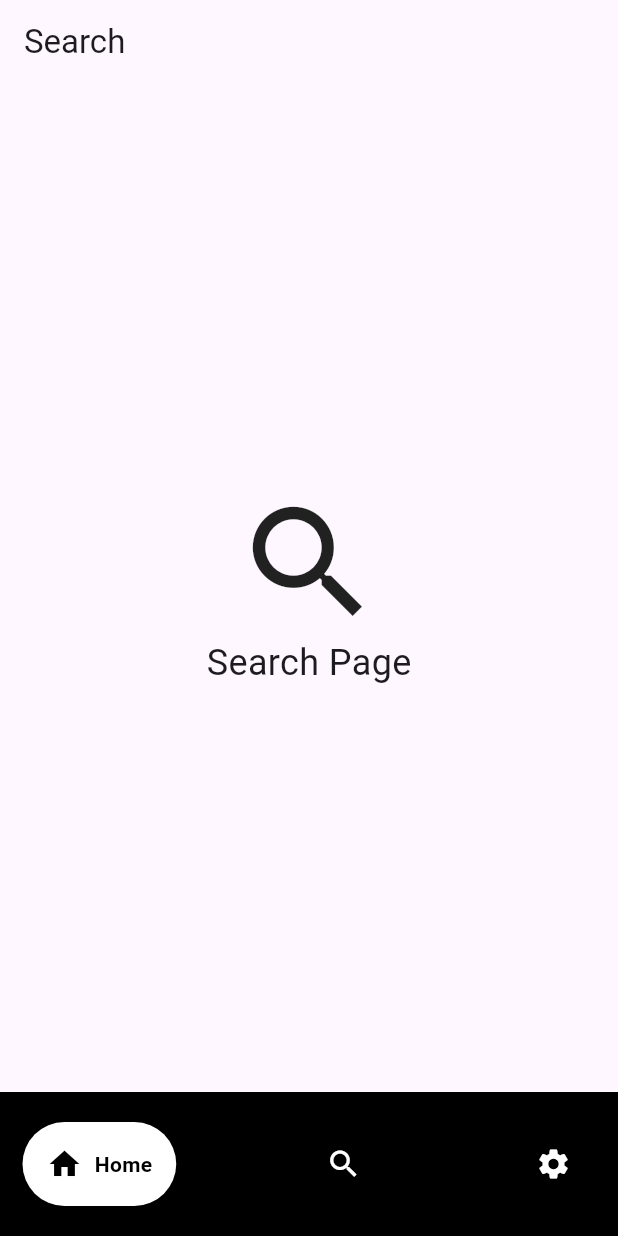
After one commit to velislav088/LostMost, a Flutter app: the SearchPage screen opened by its route, on a phone screen of 412 x 824 dp. The commit adds this screen. Run offline on Flutter 3.47's test engine with Material 3 defaults, Android fonts, the phone set to English and light mode, and no system bars; drawn by our look-alikes of google_nav_bar; our stand-ins replace go_router, supabase_flutter; accounts and stored records are empty; network calls fail.

Commit message:
Setup go_router + added home/search + more auth unit tests

```diff
--- /dev/null
+++ b/mobile/devtools_options.yaml
@@ -0,0 +1,3 @@
+description: This file stores settings for Dart & Flutter DevTools.
+documentation: https://docs.flutter.dev/tools/devtools/extensions#configure-extension-enablement-states
+extensions:
--- a/mobile/lib/auth/auth_service.dart
+++ b/mobile/lib/auth/auth_service.dart
@@ -18,6 +18,7 @@ class AuthService {
       password: password,
     );
   }
+  // FIXME: Authentication doesn't work on first try and the app needs a hot restart - after there's no problems.
 
   // Sign up with email and password
   Future<AuthResponse> signUpWithEmailPassword(
--- a/mobile/lib/main.dart
+++ b/mobile/lib/main.dart
@@ -1,6 +1,13 @@
 import 'package:flutter/material.dart';
 import 'package:mobile/auth/auth_gate.dart';
+import 'package:mobile/pages/home_page.dart';
+import 'package:mobile/pages/login_page.dart';
+import 'package:mobile/pages/profile_page.dart';
+import 'package:mobile/pages/register_page.dart';
+import 'package:mobile/pages/search_page.dart';
+import 'package:mobile/widgets/navigation_scaffold.dart';
 import 'package:supabase_flutter/supabase_flutter.dart';
+import 'package:go_router/go_router.dart';
 
 void main() async {
   // supabase setup
@@ -12,11 +19,57 @@ void main() async {
   runApp(MyApp());
 }
 
+final _router = GoRouter(
+  initialLocation: '/auth',
+  routes: [
+    // unauthorised pages
+    GoRoute(path: '/auth', builder: (context, state) => const AuthGate()),
+    GoRoute(path: '/login', builder: (context, state) => const LoginPage()),
+    GoRoute(
+      path: '/register',
+      builder: (context, state) => const RegisterPage(),
+    ),
+
+    // navbar routes
+    StatefulShellRoute.indexedStack(
+      builder: (context, state, navigationShell) =>
+          NavigationScaffold(navigationShell: navigationShell),
+      branches: [
+        StatefulShellBranch(
+          routes: [
+            GoRoute(
+              path: '/',
+              builder: (context, state) => const HomePage(),
+            ), // home page
+          ],
+        ),
+        StatefulShellBranch(
+          routes: [
+            GoRoute(
+              path: '/search',
+              builder: (context, state) => const SearchPage(), // search page
+            ),
+          ],
+        ),
+        StatefulShellBranch(
+          routes: [
+            GoRoute(
+              path: '/profile',
+              builder: (context, state) => const ProfilePage(), // profile page
+            ),
+          ],
+        ),
+      ],
+    ),
+  ],
+);
+
 class MyApp extends StatelessWidget {
   const MyApp({super.key});
 
   @override
   Widget build(BuildContext context) {
-    return MaterialApp(home: AuthGate());
+    // use go_router
+    return MaterialApp.router(routerConfig: _router);
   }
 }
--- /dev/null
+++ b/mobile/lib/pages/home_page.dart
@@ -0,0 +1,21 @@
+import 'package:flutter/material.dart';
+
+class HomePage extends StatelessWidget {
+  const HomePage({super.key});
+
+  @override
+  Widget build(BuildContext context) {
+    return Scaffold(
+      appBar: AppBar(title: const Text('Home')),
+      body: const Center(
+        child: Column(
+          mainAxisAlignment: MainAxisAlignment.center,
+          children: [
+            Icon(Icons.home, size: 100),
+            Text('Home Page', style: TextStyle(fontSize: 24)),
+          ],
+        ),
+      ),
+    );
+  }
+}
--- /dev/null
+++ b/mobile/lib/pages/search_page.dart
@@ -0,0 +1,21 @@
+import 'package:flutter/material.dart';
+
+class SearchPage extends StatelessWidget {
+  const SearchPage({super.key});
+
+  @override
+  Widget build(BuildContext context) {
+    return Scaffold(
+      appBar: AppBar(title: const Text('Search')),
+      body: const Center(
+        child: Column(
+          mainAxisAlignment: MainAxisAlignment.center,
+          children: [
+            Icon(Icons.search, size: 100),
+            Text('Search Page', style: TextStyle(fontSize: 24)),
+          ],
+        ),
+      ),
+    );
+  }
+}
--- /dev/null
+++ b/mobile/lib/widgets/navigation_scaffold.dart
@@ -0,0 +1,41 @@
+import 'package:flutter/material.dart';
+import 'package:go_router/go_router.dart';
+import 'package:google_nav_bar/google_nav_bar.dart';
+
+class NavigationScaffold extends StatelessWidget {
+  // Create StatefulNavigationShell settings to route the navbar properly.
+  final StatefulNavigationShell navigationShell;
+
+  const NavigationScaffold({super.key, required this.navigationShell});
+
+  // tab switch logic
+  void _onTabChange(BuildContext context, int index) => navigationShell
+      .goBranch(index, initialLocation: index == navigationShell.currentIndex);
+
+  @override
+  Widget build(BuildContext context) {
+    return Scaffold(
+      body: navigationShell,
+      bottomNavigationBar: Container(
+        color: Colors.black,
+        child: Padding(
+          padding: const EdgeInsets.symmetric(horizontal: 15, vertical: 20),
+          child: GNav(
+            backgroundColor: Colors.black,
+            color: Colors.white,
+            activeColor: Colors.black,
+            tabBackgroundColor: Colors.white,
+            gap: 8,
+            onTabChange: (index) => _onTabChange(context, index),
+            padding: EdgeInsets.all(16),
+            tabs: const [
+              GButton(icon: Icons.home, text: 'Home'),
+              GButton(icon: Icons.search, text: 'Search'),
+              GButton(icon: Icons.settings, text: 'Settings'),
+            ],
+          ),
+        ),
+      ),
+    );
+  }
+}
--- a/mobile/pubspec.yaml
+++ b/mobile/pubspec.yaml
@@ -35,6 +35,8 @@ dependencies:
   # Use with the CupertinoIcons class for iOS style icons.
   cupertino_icons: ^1.0.8
   supabase_flutter: ^2.10.3
+  go_router: ^17.0.0
+  google_nav_bar: ^5.0.7
 
 dev_dependencies:
   flutter_test:
```
Also changed, not shown: mobile/lib/auth/auth_gate.dart (+10 -6 lines), mobile/lib/pages/login_page.dart (+3 -5 lines), mobile/lib/pages/profile_page.dart (+33 -2 lines), mobile/pubspec.lock, 1 other file.
